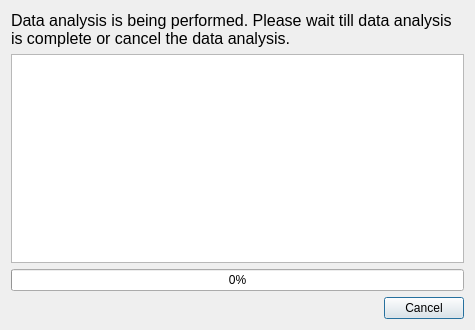
Old version of the form qt/progress_dialog.ui in the repository rickstaa/CCDAT.
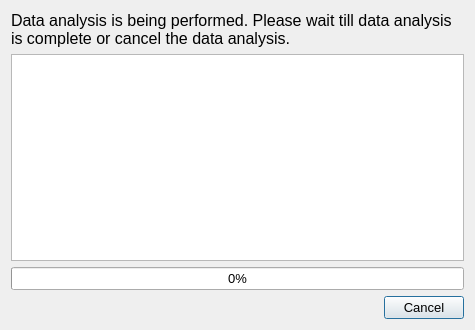
New version of the form.

The edit to the form file:
```diff
--- a/qt/progress_dialog.ui
+++ b/qt/progress_dialog.ui
@@ -38,6 +38,11 @@
    </item>
    <item row="2" column="0">
     <widget class="QProgressBar" name="progress_bar">
+     <property name="font">
+      <font>
+       <pointsize>10</pointsize>
+      </font>
+     </property>
      <property name="maximum">
       <number>100</number>
      </property>
@@ -51,6 +56,11 @@
    </item>
    <item row="5" column="0">
     <widget class="QDialogButtonBox" name="buttonBox">
+     <property name="font">
+      <font>
+       <pointsize>10</pointsize>
+      </font>
+     </property>
      <property name="orientation">
       <enum>Qt::Horizontal</enum>
      </property>
@@ -61,6 +71,11 @@
    </item>
    <item row="1" column="0">
     <widget class="QTextEdit" name="progress_console">
+     <property name="font">
+      <font>
+       <pointsize>10</pointsize>
+      </font>
+     </property>
      <property name="readOnly">
       <bool>true</bool>
      </property>
@@ -68,8 +83,8 @@
       <string>&lt;!DOCTYPE HTML PUBLIC &quot;-//W3C//DTD HTML 4.0//EN&quot; &quot;http://www.w3.org/TR/REC-html40/strict.dtd&quot;&gt;
 &lt;html&gt;&lt;head&gt;&lt;meta name=&quot;qrichtext&quot; content=&quot;1&quot; /&gt;&lt;style type=&quot;text/css&quot;&gt;
 p, li { white-space: pre-wrap; }
-&lt;/style&gt;&lt;/head&gt;&lt;body style=&quot; font-family:'MS Shell Dlg 2'; font-size:8.25pt; font-weight:400; font-style:normal;&quot;&gt;
-&lt;p style=&quot;-qt-paragraph-type:empty; margin-top:0px; margin-bottom:0px; margin-left:0px; margin-right:0px; -qt-block-indent:0; text-indent:0px;&quot;&gt;&lt;br /&gt;&lt;/p&gt;&lt;/body&gt;&lt;/html&gt;</string>
+&lt;/style&gt;&lt;/head&gt;&lt;body style=&quot; font-family:'MS Shell Dlg 2'; font-size:10pt; font-weight:400; font-style:normal;&quot;&gt;
+&lt;p style=&quot;-qt-paragraph-type:empty; margin-top:0px; margin-bottom:0px; margin-left:0px; margin-right:0px; -qt-block-indent:0; text-indent:0px; font-size:8.25pt;&quot;&gt;&lt;br /&gt;&lt;/p&gt;&lt;/body&gt;&lt;/html&gt;</string>
      </property>
     </widget>
    </item>
```
Left out of the diff: 5 changed lines with no effect on the pictures.
